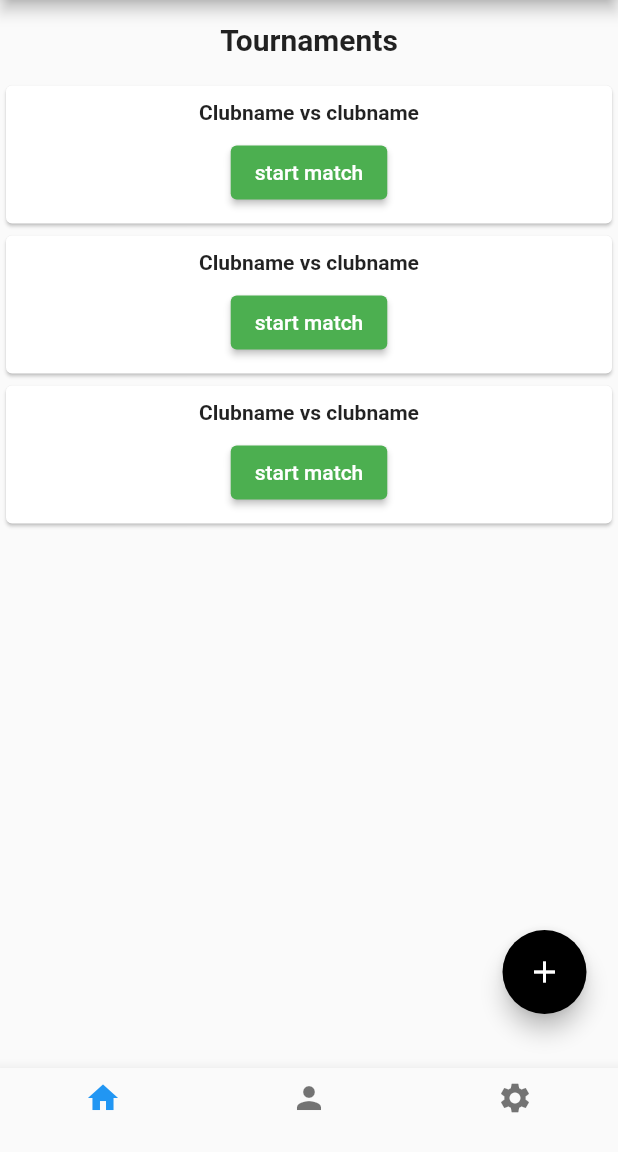
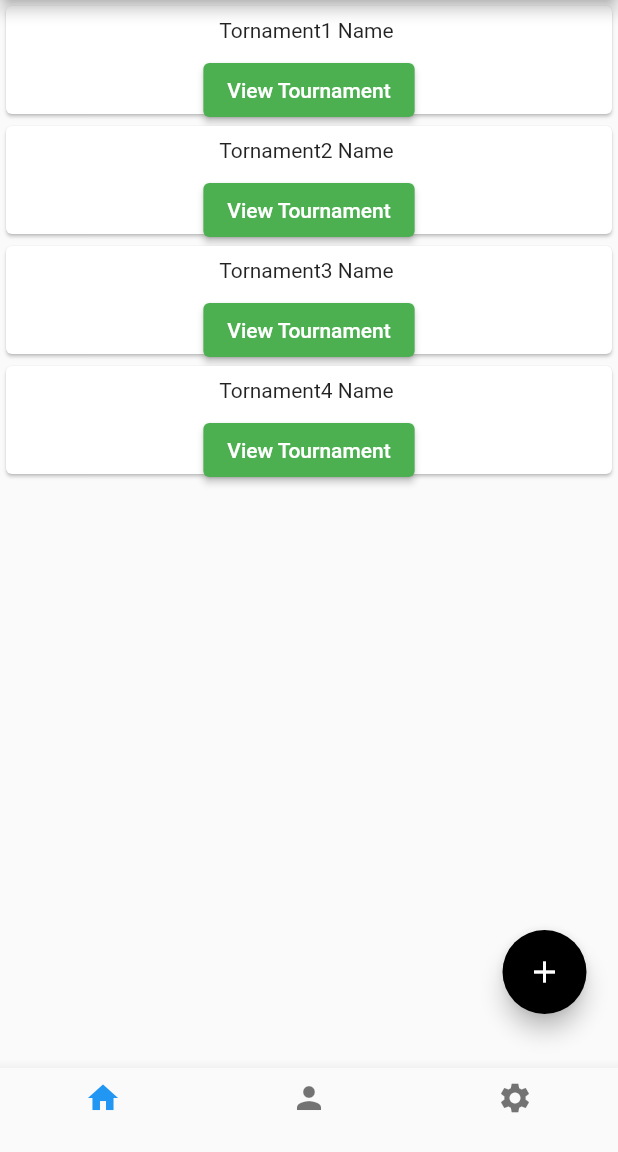
Before and after one commit to fliersclub/FliersClub, a Flutter app: the ClubUserHomeScreen screen opened directly, on a phone screen of 412 x 824 dp, the part 84-1236 px from its top. Run offline on Flutter 3.47's test engine with Material 2 defaults, Android fonts, the phone set to English and light mode, and no system bars; our stand-ins replace carousel_slider.

```diff
--- a/lib/screens/clubuser_homescreen.dart
+++ b/lib/screens/clubuser_homescreen.dart
@@ -1,4 +1,5 @@
-import 'package:fliersclub/screens/tournment_screen.dart';
+import 'package:fliersclub/screens/tournament_screen1.dart';
+import 'package:fliersclub/screens/tournment_screen2.dart';
 import 'package:fliersclub/screens/userprofile_screen.dart';
 import 'package:fliersclub/screens/usersettings_screen.dart';
 import 'package:flutter/material.dart';
@@ -11,7 +12,7 @@ class ClubUserHomeScreen extends StatefulWidget {
 }
 
 class _ClubUserHomeScreenState extends State<ClubUserHomeScreen> {
-  List pages = [TournamentScreen(), UserProfileScreen(), SettingScreen()];
+  List pages = [TournamentScreen1(), UserProfileScreen(), SettingScreen()];
   int selectedIndex = 0;
 
   @override
--- a/lib/screens/fixture_screen.dart
+++ b/lib/screens/fixture_screen.dart
@@ -2,14 +2,14 @@ import 'package:flutter/material.dart';
 import 'package:flutter/src/widgets/container.dart';
 import 'package:flutter/src/widgets/framework.dart';
 
-class FixtureScreen extends StatelessWidget {
-  const FixtureScreen({super.key});
+class ScoreScreen extends StatelessWidget {
+  const ScoreScreen({super.key});
 
   @override
   Widget build(BuildContext context) {
     return Scaffold(
       appBar: AppBar(
-        title: Text('Fixture Board'),
+        title: Text('ScoreBoard'),
       ),
     );
   }
--- a/lib/screens/register_screen.dart
+++ b/lib/screens/register_screen.dart
@@ -1,5 +1,5 @@
 import 'package:fliersclub/screens/clubuser_homescreen.dart';
-import 'package:fliersclub/screens/tournment_screen.dart';
+import 'package:fliersclub/screens/tournment_screen2.dart';
 import 'package:fliersclub/widgets/textformfield.dart';
 import 'package:fliersclub/widgets/welcome_button.dart';
 import 'package:flutter/material.dart';
--- /dev/null
+++ b/lib/screens/tournament_screen1.dart
@@ -0,0 +1,90 @@
+import 'package:fliersclub/screens/tournment_screen2.dart';
+import 'package:flutter/material.dart';
+import 'package:flutter/src/widgets/container.dart';
+import 'package:flutter/src/widgets/framework.dart';
+
+class TournamentScreen1 extends StatefulWidget {
+  const TournamentScreen1({super.key});
+
+  @override
+  State<TournamentScreen1> createState() => _TournamentScreen1State();
+}
+
+class _TournamentScreen1State extends State<TournamentScreen1> {
+  @override
+  Widget build(BuildContext context) {
+    return Scaffold(
+      body: ListView(children: [
+        Container(
+          height: 80,
+          child: Card(
+              child: Column(
+            children: [
+              Padding(
+                padding: const EdgeInsets.all(8.0),
+                child: Text('Tornament1 Name '),
+              ),
+              ElevatedButton(
+                  style: ElevatedButton.styleFrom(primary: Colors.green),
+                  onPressed: () {
+                    Navigator.of(context)
+                        .push(MaterialPageRoute(builder: (context) {
+                      return TournamentScreen2();
+                    }));
+                  },
+                  child: Text('View Tournament'))
+            ],
+          )),
+        ),
+        Container(
+          height: 80,
+          child: Card(
+              child: Column(
+            children: [
+              Padding(
+                padding: const EdgeInsets.all(8.0),
+                child: Text('Tornament2 Name '),
+              ),
+              ElevatedButton(
+                  style: ElevatedButton.styleFrom(primary: Colors.green),
+                  onPressed: () {},
+                  child: Text('View Tournament'))
+            ],
+          )),
+        ),
+        Container(
+          height: 80,
+          child: Card(
+              child: Column(
+            children: [
+              Padding(
+                padding: const EdgeInsets.all(8.0),
+                child: Text('Tornament3 Name '),
+              ),
+              ElevatedButton(
+                  style: ElevatedButton.styleFrom(primary: Colors.green),
+                  onPressed: () {},
+                  child: Text('View Tournament'))
+            ],
+          )),
+        ),
+        Container(
+          height: 80,
+          child: Card(
+              child: Column(
+            children: [
+              Padding(
+                padding: const EdgeInsets.all(8.0),
+                child: Text('Tornament4 Name '),
+              ),
+              ElevatedButton(
+                  style: ElevatedButton.styleFrom(primary: Colors.green),
+                  onPressed: () {},
+                  child: Text('View Tournament'))
+            ],
+          )),
+        )
+      ]),
+    );
+  }
+}
--- a/pubspec.yaml
+++ b/pubspec.yaml
@@ -37,6 +37,7 @@ dependencies:
   # Use with the CupertinoIcons class for iOS style icons.
   cupertino_icons: ^1.0.2
   carousel_slider: ^4.1.1
+  date_time_picker: ^2.1.0
 
 dev_dependencies:
   flutter_test:
```
Also changed, not shown: lib/screens/addmatch_screen.dart (added, +176 -0 lines), lib/screens/tournment_screen2.dart (renamed from lib/screens/tournment_screen.dart, +23 -7 lines), lib/widgets/textformfield.dart (+11 -3 lines), pubspec.lock.
